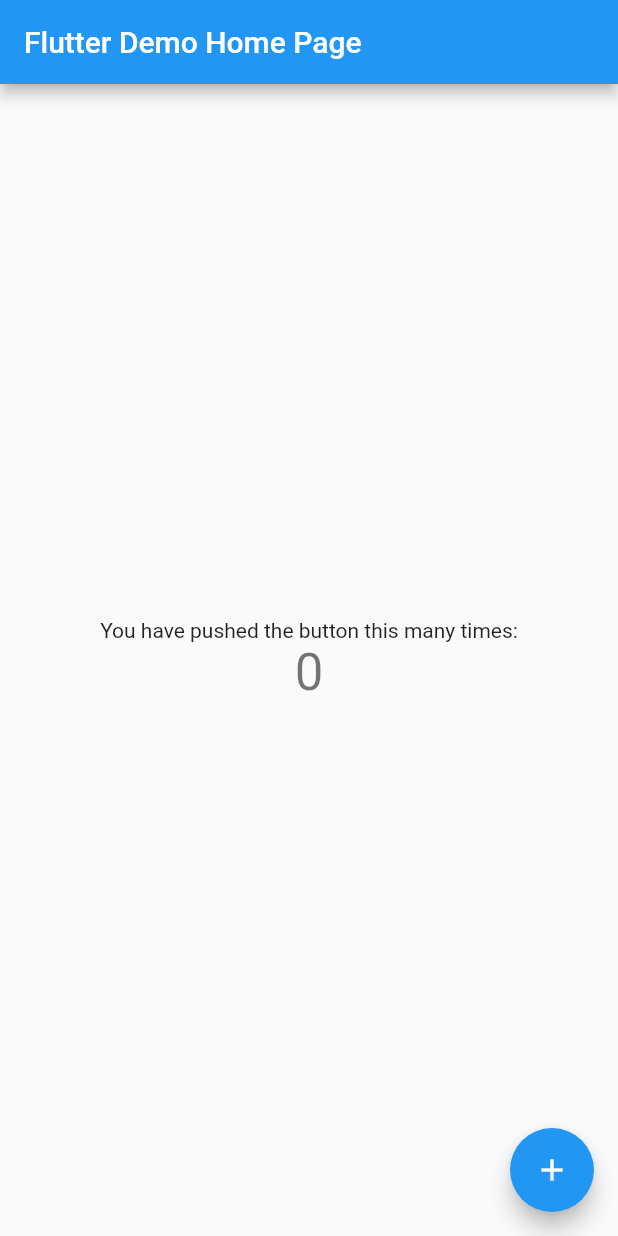
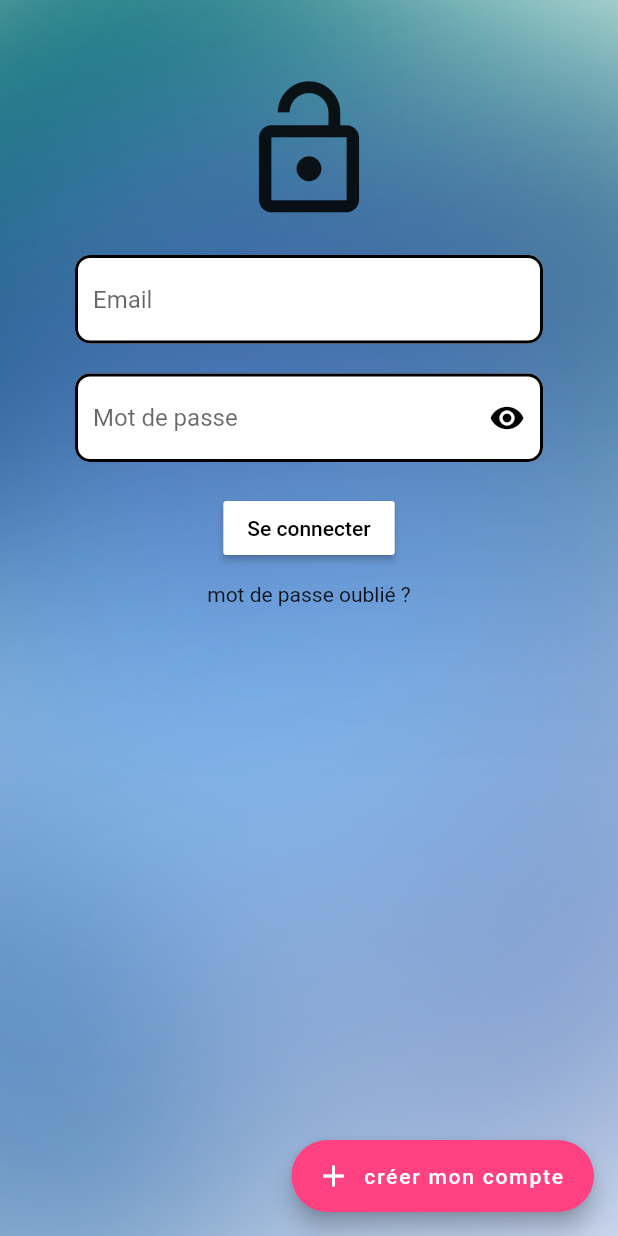
Before and after one commit to stevinho29/appli-mobile-gestion-travail, a Flutter app: the screen it shows after launch, on a phone screen of 412 x 824 dp. Run offline on Flutter 3.47's test engine with Material 2 defaults, Android fonts, the phone set to English and light mode, and no system bars; our stand-ins replace firebase_auth, flutter_spinkit; accounts and stored records are empty.

Commit message:
add connexion, registering and reset password functionalities

```diff
--- /dev/null
+++ b/work_manager/lib/layouts/authenticate/authenticate.dart
@@ -0,0 +1,25 @@
+import 'package:flutter/material.dart';
+import 'package:workmanager/layouts/authenticate/register.dart';
+import 'package:workmanager/layouts/authenticate/sign_in.dart';
+
+class Authenticate extends StatefulWidget{
+  @override
+  State<StatefulWidget> createState() {
+    // TODO: implement createState
+    return _AuthenticateState();
+  }
+}
+class _AuthenticateState extends State<Authenticate>{
+  bool showSignIn= true;
+  void toggleView(){
+    setState(() {
+      showSignIn = !showSignIn;
+    });
+  }
+  @override
+  Widget build(BuildContext context) {
+    // TODO: implement build
+    return showSignIn ? SignIn( toggleView: toggleView): Register( toggleView: toggleView);
+  }
+
+}
--- /dev/null
+++ b/work_manager/lib/layouts/authenticate/sign_in.dart
@@ -0,0 +1,145 @@
+import 'package:flutter/material.dart';
+import 'package:workmanager/layouts/authenticate/sendResetPasswordEmail.dart';
+import 'package:workmanager/services/auth.dart';
+import 'package:workmanager/shared/constants.dart';
+import 'package:workmanager/shared/loading.dart';
+
+class SignIn extends StatefulWidget{
+
+  final Function toggleView;
+  SignIn({this.toggleView});
+
+
+  @override
+  State<StatefulWidget> createState() {
+    // TODO: implement createState
+    return _SignInState();
+  }
+}
+
+class _SignInState extends State<SignIn>{
+
+  final AuthService _authService = AuthService();
+  final _formKey= GlobalKey<FormState>();
+
+
+  bool loading =false;
+  bool passwordVisible= true;
+  String email= '';
+  String password= '';
+  String error='';
+  String errorReset='';
+
+
+
+  @override
+    Widget build(BuildContext context) {
+      // TODO: implement build
+      return loading? Loading():Scaffold(
+        resizeToAvoidBottomInset: false, // disabled les widgets flottants
+        backgroundColor: Colors.cyan,
+
+        body: Container(
+          decoration: BoxDecoration(
+            image: DecorationImage(
+                image: AssetImage('assets/bg2.png'),
+                fit: BoxFit.cover
+            ),
+          ),
+          padding: EdgeInsets.symmetric(vertical: 20,horizontal: 50),
+          child: Form(
+            key: _formKey,
+            child: Center(
+              child: Column(
+                children: <Widget>[
+                  SizedBox(height: 30.0),
+                  Icon(
+                    Icons.lock_open,
+                    size: 100.0,
+                  ),
+                  SizedBox(height: 20.0),
+                  TextFormField(
+                    autofocus: false,
+                    style: TextStyle(color: Colors.black),
+                    decoration: textInputDecoration.copyWith(hintText: "Email"),
+                    validator: (val) {
+                      return val.isEmpty ? "Entrez un email": null;
+                    },
+                    onChanged: (val) {
+                      setState(() => email = val);
+                    },
+                  ),
+                  SizedBox(height: 20.0),
+                  TextFormField(
+                    autofocus: false,
+                    style: TextStyle(color: Colors.black,),
+                    decoration: textInputDecoration.copyWith(hintText: "Mot de passe").copyWith(
+                      suffixIcon: IconButton(
+                        icon: Icon(
+                          // Based on passwordVisible state choose the icon
+                          passwordVisible
+                              ? Icons.visibility
+                              : Icons.visibility_off,
+                          color: Colors.black,
+                        ),
+                        onPressed: () {
+                          // Update the state i.e. toogle the state of passwordVisible variable
+                          setState(() => passwordVisible = !passwordVisible);
+                        },
+                      ),
+                    ),
+                    validator: (val) {
+                      return val.length < 6 ? "pas assez de caractères( 6 ) ": null;
+                    },
+                    obscureText: passwordVisible,
+                    onChanged: (val){
+                      setState(() => password = val);
+                    },
+                  ),
+                  SizedBox(height: 20.0),
+                  RaisedButton(
+                    color: Colors.white,
+                    child: Text("Se connecter", style: TextStyle(color: Colors.black)),
+                    onPressed: () async {
+                      if(_formKey.currentState.validate()) {
+                        setState(() {
+                          loading = true;
+                        });
+                        dynamic result = await _authService.signInWithRegisterAndPassword(email, password);
+                        if (result == null){
+                          setState(() {
+                            loading = false;
+                            error= "svp entrez un email valide";
+                          });
+                        }
+                      }
+                    },
+                  ),
+                  SizedBox(height: 12.0),
+                  GestureDetector(
+                    child: Text("mot de passe oublié ?"),
+                    onTap: () {
+                      showSendEmailDialog(context);
+                    },
+                  ),
+                  SizedBox(height: 20.0),
+                  Text(
+                    error,
+                    style: TextStyle(color: Colors.red),
+                  ),
+                ],
+              ),
+            ),
+          ),
+        ),
+        floatingActionButton: FloatingActionButton.extended(
+          onPressed: () {
+            widget.toggleView();
+          },
+          label: Text('créer mon compte'),
+          icon: Icon(Icons.add),
+          backgroundColor: Colors.pinkAccent,
+        ),
+      );
+    }
+}
--- a/work_manager/lib/layouts/wrapper.dart
+++ b/work_manager/lib/layouts/wrapper.dart
@@ -0,0 +1,21 @@
+import 'package:flutter/material.dart';
+import 'package:provider/provider.dart';
+import 'package:workmanager/layouts/home/home.dart';
+import 'package:workmanager/models/user.dart';
+
+import 'authenticate/authenticate.dart';
+
+class Wrapper extends StatelessWidget{
+  @override
+  Widget build(BuildContext context) {
+    // TODO: implement build
+    final user = Provider.of<User>(context);
+    print(user);
+    if( user == null)
+      return Authenticate();
+    else
+      return Home();
+  }
+
+
+}
--- a/work_manager/lib/main.dart
+++ b/work_manager/lib/main.dart
@@ -1,4 +1,8 @@
 import 'package:flutter/material.dart';
+import 'package:provider/provider.dart';
+import 'package:workmanager/services/auth.dart';
+import 'layouts/wrapper.dart';
+import 'models/user.dart';
 
 void main() => runApp(MyApp());
 
@@ -6,106 +10,12 @@ class MyApp extends StatelessWidget {
   // This widget is the root of your application.
   @override
   Widget build(BuildContext context) {
-    return MaterialApp(
-      title: 'Flutter Demo',
-      theme: ThemeData(
-        // This is the theme of your application.
-        //
-        // Try running your application with "flutter run". You'll see the
-        // application has a blue toolbar. Then, without quitting the app, try
-        // changing the primarySwatch below to Colors.green and then invoke
-        // "hot reload" (press "r" in the console where you ran "flutter run",
-        // or simply save your changes to "hot reload" in a Flutter IDE).
-        // Notice that the counter didn't reset back to zero; the application
-        // is not restarted.
-        primarySwatch: Colors.blue,
+    return StreamProvider<User>.value(
+      value: AuthService().user,
+      child: MaterialApp(
+        debugShowCheckedModeBanner: false,
+        home: Wrapper(),
       ),
-      home: MyHomePage(title: 'Flutter Demo Home Page'),
     );
   }
 }
-
-class MyHomePage extends StatefulWidget {
-  MyHomePage({Key key, this.title}) : super(key: key);
-
-  // This widget is the home page of your application. It is stateful, meaning
-  // that it has a State object (defined below) that contains fields that affect
-  // how it looks.
-
-  // This class is the configuration for the state. It holds the values (in this
-  // case the title) provided by the parent (in this case the App widget) and
-  // used by the build method of the State. Fields in a Widget subclass are
-  // always marked "final".
-
-  final String title;
-
-  @override
-  _MyHomePageState createState() => _MyHomePageState();
-}
-
-class _MyHomePageState extends State<MyHomePage> {
-  int _counter = 0;
-
-  void _incrementCounter() {
-    setState(() {
-      // This call to setState tells the Flutter framework that something has
-      // changed in this State, which causes it to rerun the build method below
-      // so that the display can reflect the updated values. If we changed
-      // _counter without calling setState(), then the build method would not be
-      // called again, and so nothing would appear to happen.
-      _counter++;
-    });
-  }
-
-  @override
-  Widget build(BuildContext context) {
-    // This method is rerun every time setState is called, for instance as done
-    // by the _incrementCounter method above.
-    //
-    // The Flutter framework has been optimized to make rerunning build methods
-    // fast, so that you can just rebuild anything that needs updating rather
-    // than having to individually change instances of widgets.
-    return Scaffold(
-      appBar: AppBar(
-        // Here we take the value from the MyHomePage object that was created by
-        // the App.build method, and use it to set our appbar title.
-        title: Text(widget.title),
-      ),
-      body: Center(
-        // Center is a layout widget. It takes a single child and positions it
-        // in the middle of the parent.
-        child: Column(
-          // Column is also a layout widget. It takes a list of children and
-          // arranges them vertically. By default, it sizes itself to fit its
-          // children horizontally, and tries to be as tall as its parent.
-          //
-          // Invoke "debug painting" (press "p" in the console, choose the
-          // "Toggle Debug Paint" action from the Flutter Inspector in Android
-          // Studio, or the "Toggle Debug Paint" command in Visual Studio Code)
-          // to see the wireframe for each widget.
-          //
-          // Column has various properties to control how it sizes itself and
-          // how it positions its children. Here we use mainAxisAlignment to
-          // center the children vertically; the main axis here is the vertical
-          // axis because Columns are vertical (the cross axis would be
-          // horizontal).
-          mainAxisAlignment: MainAxisAlignment.center,
-          children: <Widget>[
-            Text(
-              'You have pushed the button this many times:',
-            ),
-            Text(
-              '$_counter',
-              style: Theme.of(context).textTheme.headline4,
-            ),
-          ],
-        ),
-      ),
-      floatingActionButton: FloatingActionButton(
-        onPressed: _incrementCounter,
-        tooltip: 'Increment',
-        child: Icon(Icons.add),
-      ), // This trailing comma makes auto-formatting nicer for build methods.
-    );
-  }
-}
--- /dev/null
+++ b/work_manager/lib/models/user.dart
@@ -0,0 +1,6 @@
+class User{
+
+  String uid;
+  User({this.uid});
+
+}
--- /dev/null
+++ b/work_manager/lib/shared/constants.dart
@@ -0,0 +1,23 @@
+import 'package:flutter/material.dart';
+import 'package:flutter_spinkit/flutter_spinkit.dart';
+
+
+const textInputDecoration = InputDecoration(
+    fillColor: Colors.white,
+    filled: true,
+    enabledBorder: OutlineInputBorder(
+        borderSide: BorderSide(color: Colors.black, width:2.0),
+    borderRadius: const BorderRadius.all(const Radius.circular(10.0))
+    ),
+    focusedBorder: OutlineInputBorder(
+      borderSide: BorderSide(color: Colors.greenAccent, width: 2.0),
+        borderRadius: const BorderRadius.all(const Radius.circular(10.0))
+    )
+);
+
+List<Widget> loadingWidget=
+<Widget>[
+  Expanded(
+    child:SpinKitChasingDots(color: Colors.cyanAccent, size: 50.0,),
+  ),
+];
```
Also changed, not shown: work_manager/lib/layouts/authenticate/register.dart (added, +167 -0 lines), work_manager/lib/layouts/authenticate/sendResetPasswordEmail.dart (added, +65 -0 lines), work_manager/lib/layouts/home/home.dart (added, +35 -0 lines), work_manager/lib/services/auth.dart (added, +72 -0 lines), work_manager/lib/services/database.dart (added, +8 -0 lines), work_manager/lib/shared/loading.dart (added, +22 -0 lines), work_manager/pubspec.yaml (+5 -3 lines), work_manager/assets/bg.jpeg (added), work_manager/assets/bg2.png (added), 3 other files.
